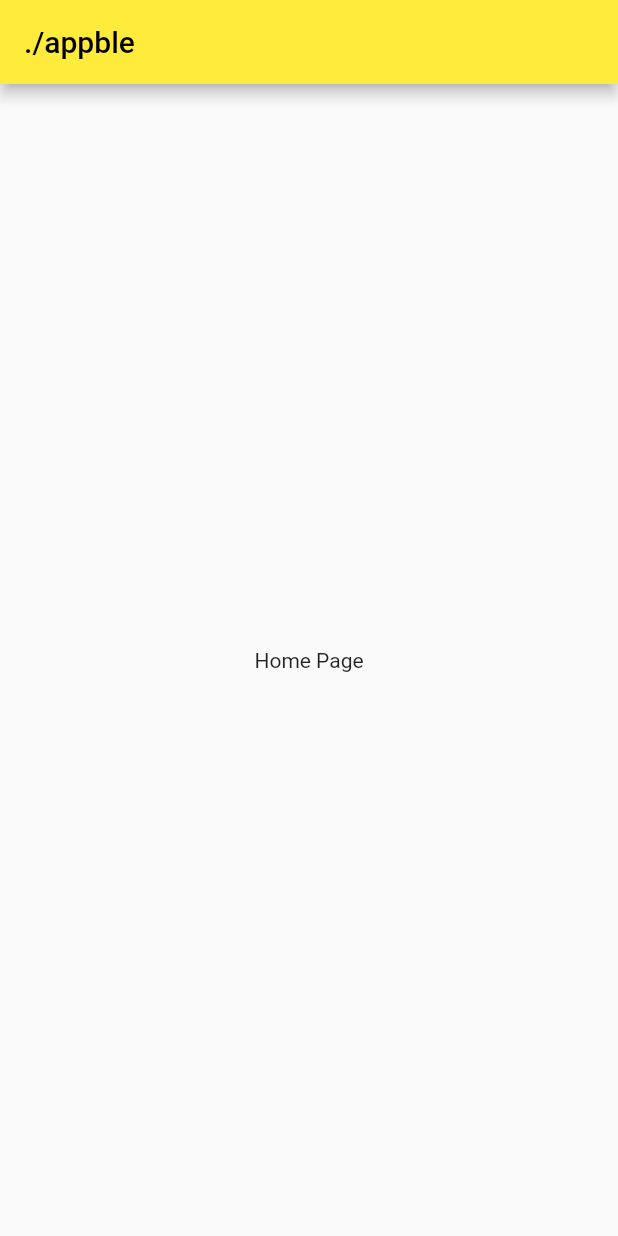
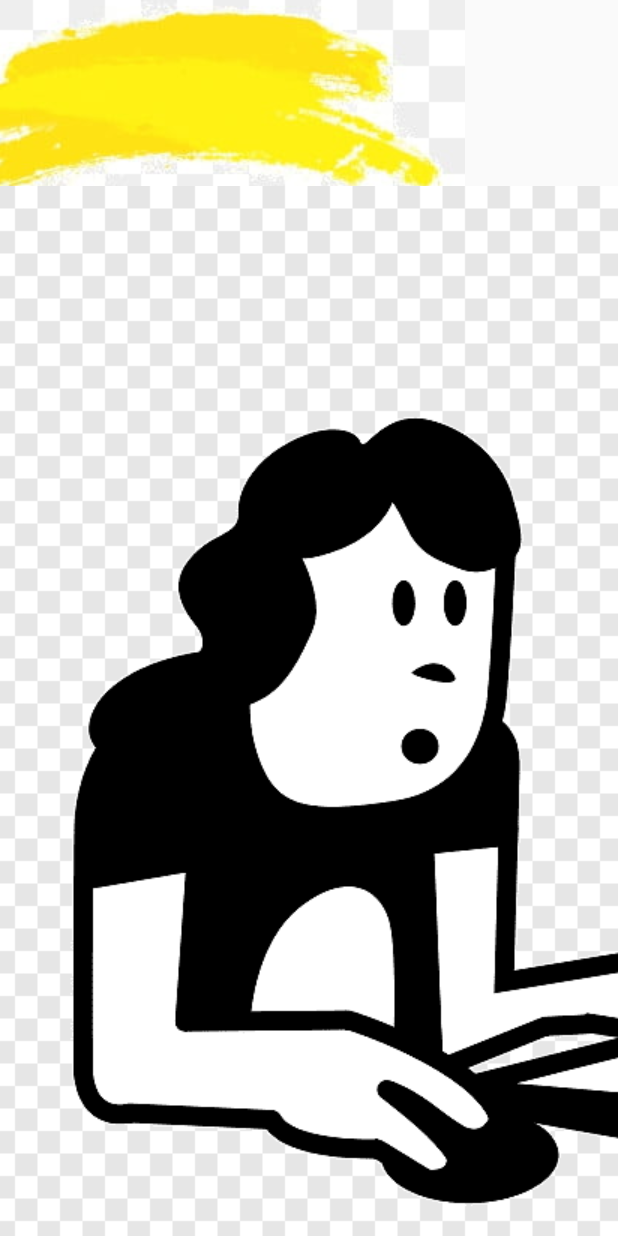
Before and after one commit to iamhelanjith/FL-App, a Flutter app: the screen it shows after launch, on a phone screen of 412 x 824 dp. Run offline on Flutter 3.47's test engine with Material 2 defaults, Android fonts, the phone set to English and light mode, and no system bars; our stand-ins replace google_fonts.

Commit message:
splash screen

```diff
--- a/lib/main.dart
+++ b/lib/main.dart
@@ -1,4 +1,5 @@
 import 'package:flutter/material.dart';
+import 'package:login_app/src/features/authentication/screens/splash_screen/splash_screen.dart';
 import 'package:login_app/src/utils/thems/theme.dart';
 
 void main() {
@@ -14,19 +15,7 @@ class MyApp extends StatelessWidget {
       theme: AppTheme.lightTheme,
       darkTheme: AppTheme.darkTheme,
       themeMode: ThemeMode.system,
-      home: const MyHome(),
+      home: const SplashScreen(),
     );
   }
 }
-
-class MyHome extends StatelessWidget {
-  const MyHome({Key? key}) :super(key: key);
-
-  @override
-  Widget build(BuildContext context) {
-    return Scaffold(
-      appBar: AppBar(title: const Text('./appble')),
-      body: const Center(child: Text('Home Page'),),
-    );
-  }
-}
--- /dev/null
+++ b/lib/src/constants/colors.dart
@@ -0,0 +1,11 @@
+import 'package:flutter/material.dart';
+
+// List of Colors
+
+const aPrimaryColor = Color(0xFFFFE400);
+const aSecondaryColor = Color(0xFF272727);
+const aAccentColor = Color(0xFF001BFF);
+
+const aCardBgColor = Color(0xFFF7F6F1);
+const aWhiteColor = Color(0xffffffff);
+const aDarkColor = Color(0XFF000000);
--- /dev/null
+++ b/lib/src/constants/image_string.dart
@@ -0,0 +1,3 @@
+// App image String
+const String aSplashTopIcon = "assets/images/splash-top-icon.jpg";
+const String aSplashImage = "assets/images/splash-screen-image.png";
--- /dev/null
+++ b/lib/src/constants/sizes.dart
@@ -0,0 +1,5 @@
+
+// App default sizing
+
+const aDefaultSize = 30.0;
+const aSplashContainerSize = 30.0;
--- /dev/null
+++ b/lib/src/constants/text_string.dart
@@ -0,0 +1,4 @@
+// App Text String
+
+const String aAppName = ".appable/";
+const String aAppTagLine = "Learn To Code. \nFree For Everyone";
--- a/lib/src/features/authentication/controllers/splash_screen_controller.dart
+++ b/lib/src/features/authentication/controllers/splash_screen_controller.dart
@@ -0,0 +1,3 @@
+class SplashScreenController {
+
+}
--- a/lib/src/features/authentication/screens/splash_screen/splash_screen.dart
+++ b/lib/src/features/authentication/screens/splash_screen/splash_screen.dart
@@ -0,0 +1,36 @@
+import 'package:flutter/material.dart';
+import 'package:login_app/src/constants/image_string.dart';
+import 'package:login_app/src/constants/text_string.dart';
+class SplashScreen extends StatelessWidget {
+  const SplashScreen({super.key});
+
+  @override
+  Widget build(BuildContext context) {
+    return Scaffold(
+      body: Stack(
+        children:[
+          const Positioned(
+            top: -100,
+            left: -50, //1000
+            child: Image(image: AssetImage(aSplashTopIcon)),
+            ),
+          Positioned(
+            top: 150,
+            child: Column(
+              crossAxisAlignment: CrossAxisAlignment.start,
+              children: [
+                Text(aAppName, style: Theme.of(context).textTheme.headlineSmall,),
+                Text(aAppTagLine, style: Theme.of(context).textTheme.headlineMedium,),
+              ],
+            ),
+            ),
+            const Positioned(
+            bottom: -100,
+            left: -50,
+            child: Image(image: AssetImage(aSplashImage)),
+            ),
+        ],
+      ),
+    );
+  }
+}
--- a/pubspec.yaml
+++ b/pubspec.yaml
@@ -11,7 +11,7 @@ dependencies:
     sdk: flutter
   cupertino_icons: ^1.0.2
   google_fonts: ^4.0.4
-  flutter_native_splash: ^2.2.19
+  # flutter_native_splash: ^2.2.19
 
 dev_dependencies:
   flutter_test:
@@ -35,5 +35,5 @@ dev_dependencies:
 
 flutter:
   uses-material-design: true
-  # assets:
-  #   - assets/images
+  assets:
+    - assets/images/
```
Also changed, not shown: assets/images/splash-screen-image.png (renamed from assets/images/splash-image.png), assets/images/splash-top-icon.jpg (renamed from assets/images/splash-icon.jpg), pubspec.lock, 1 other file.
